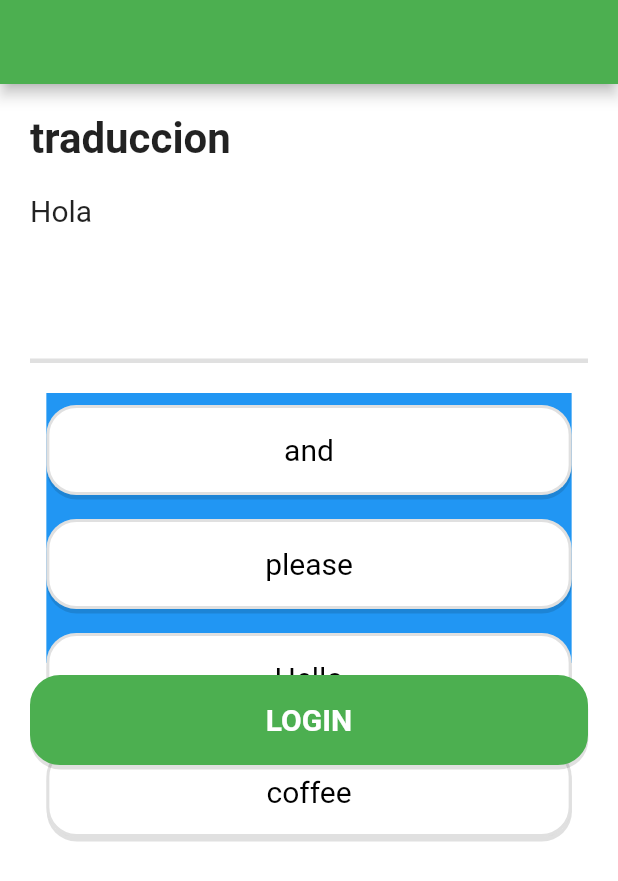
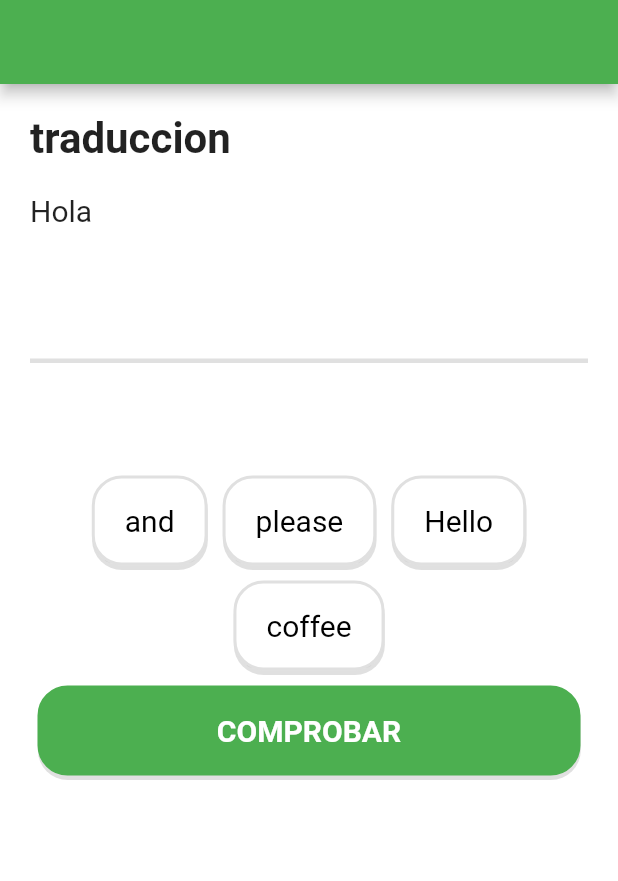
Before and after one commit to PACOdergod/duo2, a Flutter app: the screen it shows after launch, on a phone screen of 412 x 824 dp. Shown: the top 881 px of the screen. Run offline on Flutter 3.47's test engine with Material 2 defaults, Android fonts, the phone set to English and light mode, and no system bars; our stand-ins replace get.

Commit message:
el diseño esta casi listo

```diff
--- a/lib/src/pages/lesson_page.dart
+++ b/lib/src/pages/lesson_page.dart
@@ -60,11 +60,11 @@ class _LessonPageState extends State<LessonPage> {
               ),
             ),
 
-            SizedBox(height: 20),
+            SizedBox(height: 70),
 
             Options(currentQuiz.opciones, (MediaQuery.of(context).size.width*.85)),
 
-            PrincipalButton()
+            PrincipalButton(text: "COMPROBAR",)
           ],
         ),
       )
@@ -72,7 +72,6 @@ class _LessonPageState extends State<LessonPage> {
   }
 }
 
-// TODO: las opciones se deben acomodar automaticamente
 class Options extends StatelessWidget {
 
   final List<String> options;
@@ -83,9 +82,9 @@ class Options extends StatelessWidget {
   @override
   Widget build(BuildContext context) {
     return Container(
-      height: 180,
+      // height: 180,
       width: ancho,
-      color: Colors.blue,
+      // color: Colors.blue,
       child: Wrap(
         alignment: WrapAlignment.center,
 
@@ -104,13 +103,14 @@ class Option extends StatelessWidget {
   @override
   Widget build(BuildContext context) {
     return PrincipalButton(
-      paddingh: 5,
-      // autoAjustar: false,
       color: Colors.white,
       borderColor: Colors.black12,
       textColor: Colors.black,
       text: this.text,
       textWeight: FontWeight.normal,
+      paddingh: 10,
+      autoajustar: false,
     );
+
   }
 }
--- a/lib/src/widgets/principal_button.dart
+++ b/lib/src/widgets/principal_button.dart
@@ -14,8 +14,8 @@ class PrincipalButton extends StatelessWidget {
   final Color borderColor;
   final double marginh;
   final double marginv;
-  final bool autoAjustar;
   final FontWeight textWeight;
+  final bool autoajustar;
 
   const PrincipalButton({
     this.text,
@@ -24,34 +24,36 @@ class PrincipalButton extends StatelessWidget {
     this.icon,
     this.onTap,
     this.borderColor = Colors.green,
+    this.paddingh,
     this.porcentajeAncho = 0.9,
     this.textSize = 20,
-    this.paddingh,
-    this.marginh = 0,
-    this.marginv = 8,
-    this.autoAjustar = true,
-    this.textWeight = FontWeight.bold
+    this.marginh = 5,
+    this.marginv = 5,
+    this.textWeight = FontWeight.bold,
+    this.autoajustar = true
   });
 
   @override
   Widget build(BuildContext context) {
 
-    var ancho = MediaQuery.of(context).size.width;
-
     return GestureDetector(
 
       child: Container(
-        child: tituloButton(),
+        //TODO: arreglar esto
+        child: autoajustar
+        ? Center(child: tituloButton(),)
+        : Column(
+          mainAxisAlignment: MainAxisAlignment.center,
+          children: [tituloButton()],
+        ),
 
-        // width: autoAjustar ? ancho*porcentajeAncho : null,
+        width: autoajustar?MediaQuery.of(context).size.width*.9:null,
         height: 60,
         margin: EdgeInsets.symmetric(
           horizontal: this.marginh,
           vertical: this.marginv
         ),
-        padding: autoAjustar
-          ? null
-          : EdgeInsets.symmetric(horizontal: this.paddingh??0),
+        padding:EdgeInsets.symmetric(horizontal: 20),
 
         decoration: BoxDecoration(
           border: Border.all(color: borderColor, width: 2),
@@ -71,13 +73,11 @@ class PrincipalButton extends StatelessWidget {
     );
   }
 
-  Center tituloButton() {
-    if (icon == null) return Center(
-      child: texto()
-    );
-    else return Center(
+  Widget tituloButton() {
 
-      child: Row(
+    if (icon == null) return texto();
+
+    else return Row(
         mainAxisAlignment: MainAxisAlignment.spaceEvenly,
         children: [
           Container(
@@ -87,8 +87,7 @@ class PrincipalButton extends StatelessWidget {
           // SizedBox(width: 5),
           texto(),
         ],
-      ),
-    );
+      );
   }
 
 
```
